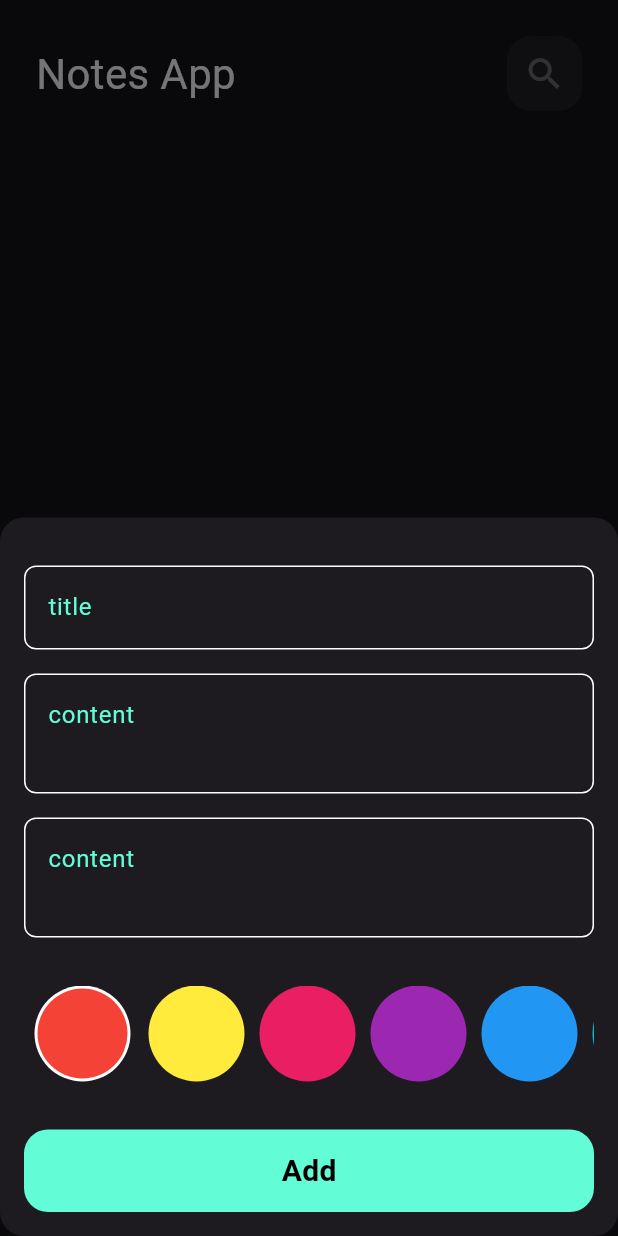
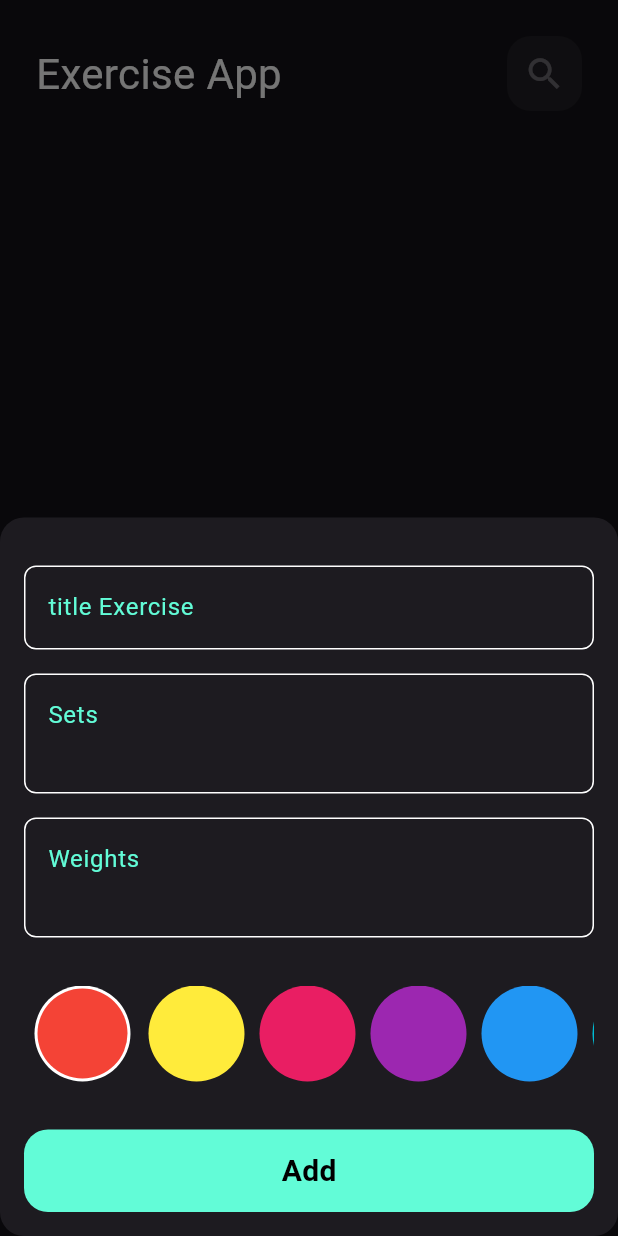
Before and after one commit to YazanMtawej/exercise_application, a Flutter app: the screen it shows after launch, after a tap on the "add" icon, on a phone screen of 412 x 824 dp. Run offline on Flutter 3.47's test engine with Material 3 defaults, Android fonts, the light colour scheme and no system bars; our stand-ins replace device_preview, flutter_bloc, hive, hive_flutter; accounts and stored records are empty.

Commit message:
edit names of app

```diff
--- a/lib/widgets/add_exercise_form.dart
+++ b/lib/widgets/add_exercise_form.dart
@@ -36,7 +36,7 @@ class _AddExerciseFormState extends State<AddExerciseForm> {
                   title = value;
                 },
                 maxLines: 1,
-                hint: 'title'),
+                hint: 'title Exercise'),
             const SizedBox(
               height: 16,
             ),
@@ -44,7 +44,7 @@ class _AddExerciseFormState extends State<AddExerciseForm> {
               onSaved: (value) {
                 sets = value;
               },
-              hint: 'content',
+              hint: 'Sets',
               maxLines: 2,
             ),
              const SizedBox(
@@ -54,7 +54,7 @@ class _AddExerciseFormState extends State<AddExerciseForm> {
               onSaved: (value) {
                 weights = value;
               },
-              hint: 'content',
+              hint: 'Weights',
               maxLines: 2,
             ),
             const SizedBox(
--- a/lib/widgets/edit_exercise_view_body.dart
+++ b/lib/widgets/edit_exercise_view_body.dart
@@ -32,7 +32,7 @@ String? title, sets,weights;
               BlocProvider.of<ExerciseCubit>(context).fetchAlExercise();
               Navigator.pop(context);
             },
-            title: 'Edit Note',
+            title: 'Edit Exercise',
             icon: Icons.check,
           ),
           const SizedBox(
@@ -42,7 +42,7 @@ String? title, sets,weights;
               onChanged: (value) {
                 title = value;
               },
-              hint: widget.exercises.title),
+              hint: 'Title ${widget.exercises.title}'),
           const SizedBox(
             height: 16,
           ),
@@ -50,8 +50,8 @@ String? title, sets,weights;
             onChanged: (value) {
               sets = value;
             },
-            hint: widget.exercises.sets,
-            maxLines: 5,
+            hint: 'Sets ${widget.exercises.sets}',
+            maxLines: 3,
           ),
            const SizedBox(
             height: 16,
@@ -60,8 +60,8 @@ String? title, sets,weights;
             onChanged: (value) {
               weights = value;
             },
-            hint: widget.exercises.weights,
-            maxLines: 5,
+            hint: 'Weights ${widget.exercises.weights}',
+            maxLines: 3,
           ),
            const SizedBox(
             height: 32,
--- a/lib/widgets/exercise_view_body.dart
+++ b/lib/widgets/exercise_view_body.dart
@@ -25,7 +25,7 @@ class _ExerciseViewBodyState extends State<ExerciseViewBody> {
       child: Column(
         children: [
           CustomAppBar(
-            title: 'Notes App',
+            title: 'Exercise App',
             icon: Icons.search,
           ),
           Expanded(child: ExerciseListView()),
```
